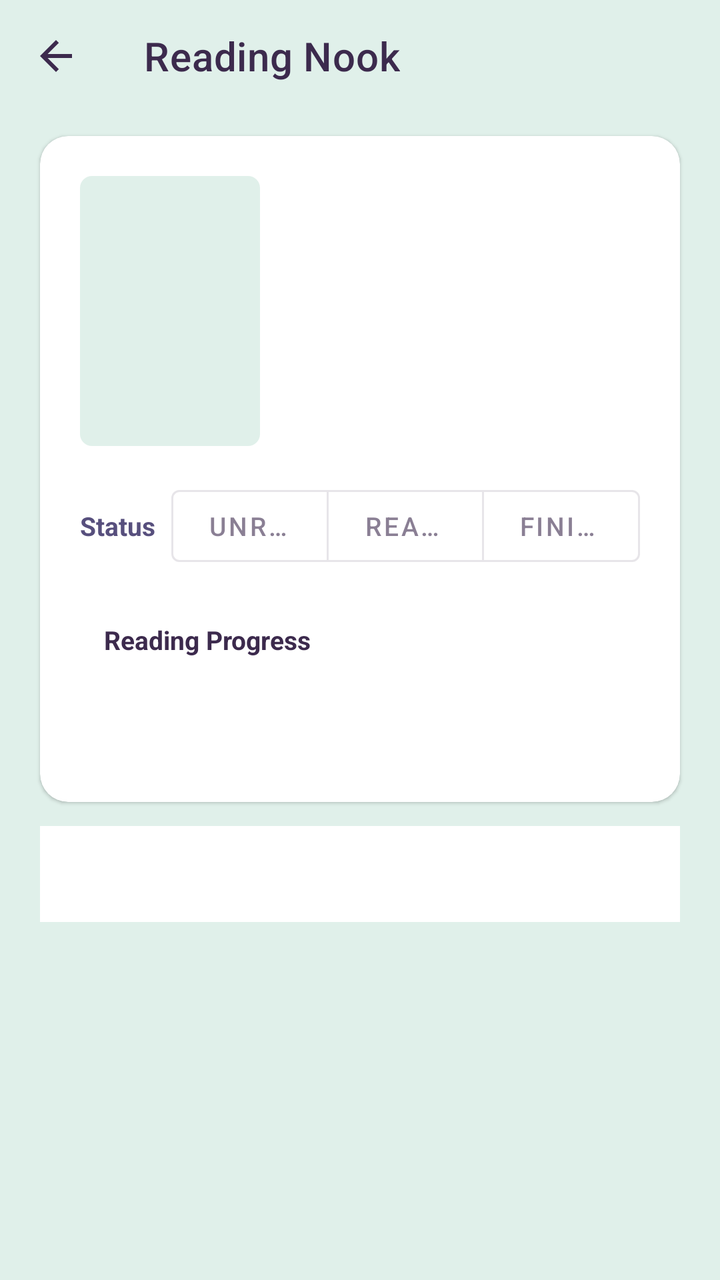
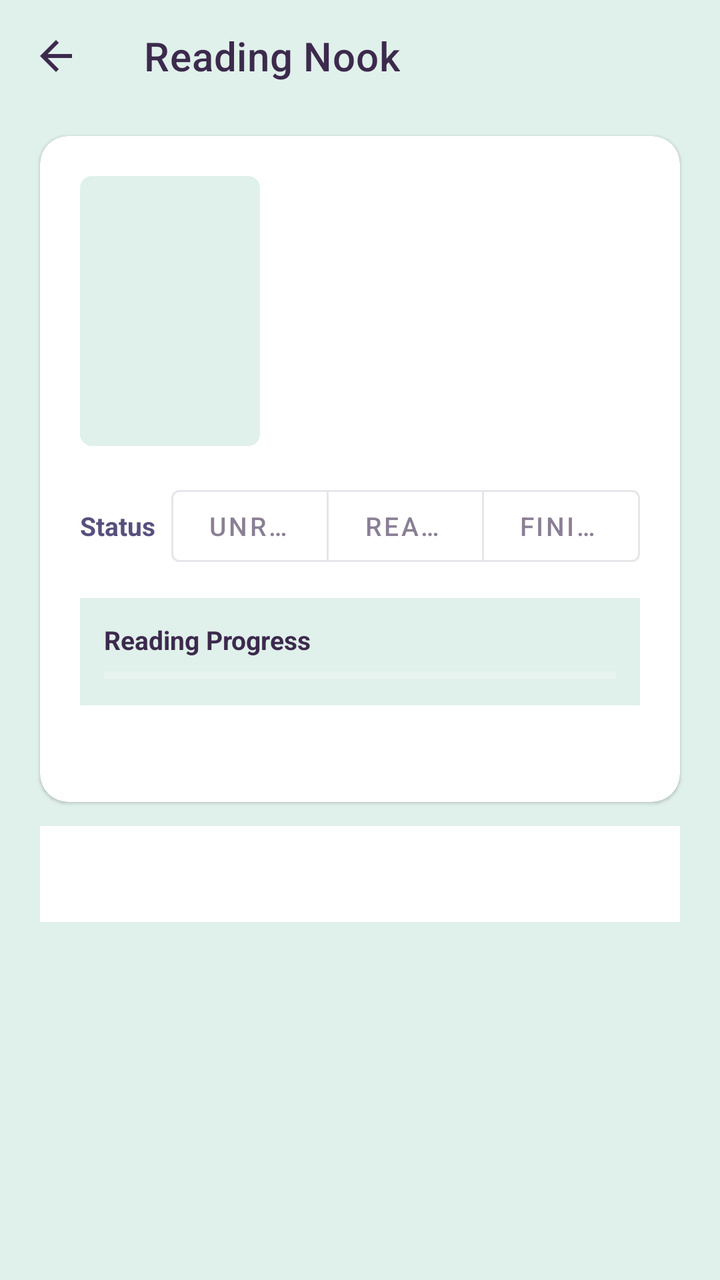

Compare the two renders of this Android layout. The source of the first and the diff that turns it into the second are given below.
<!-- AndroidManifest.xml: activity theme Theme.EpubReader -->
<!-- res/layout/activity_reading_nook.xml -->
<?xml version="1.0" encoding="utf-8"?>
<LinearLayout xmlns:android="http://schemas.android.com/apk/res/android"
    xmlns:app="http://schemas.android.com/apk/res-auto"
    android:layout_width="match_parent"
    android:layout_height="match_parent"
    android:orientation="vertical"
    android:background="?android:colorBackground"
    android:fitsSystemWindows="true">

    <com.google.android.material.appbar.MaterialToolbar
        android:id="@+id/nookToolbar"
        android:layout_width="match_parent"
        android:layout_height="?attr/actionBarSize"
        android:background="?android:colorBackground"
        app:navigationIcon="@drawable/ic_arrow_back"
        app:navigationIconTint="?android:textColorPrimary"
        app:title="@string/reading_nook_title"
        app:titleTextColor="?android:textColorPrimary" />

    <androidx.core.widget.NestedScrollView
        android:layout_width="match_parent"
        android:layout_height="0dp"
        android:layout_weight="1"
        android:clipToPadding="false"
        android:fillViewport="true"
        android:overScrollMode="never"
        android:paddingBottom="@dimen/spacing_xl">

        <LinearLayout
            android:layout_width="match_parent"
            android:layout_height="wrap_content"
            android:orientation="vertical">

            
            <com.google.android.material.card.MaterialCardView
                android:layout_width="match_parent"
                android:layout_height="wrap_content"
                android:layout_marginStart="@dimen/row_content_padding_h"
                android:layout_marginTop="@dimen/spacing_md"
                android:layout_marginEnd="@dimen/row_content_padding_h"
                app:cardBackgroundColor="?attr/colorSurface"
                app:cardCornerRadius="@dimen/card_corner_radius"
                app:cardElevation="1dp">

                <LinearLayout
                    android:layout_width="match_parent"
                    android:layout_height="wrap_content"
                    android:orientation="vertical"
                    android:padding="20dp">

                    
                    <LinearLayout
                        android:layout_width="match_parent"
                        android:layout_height="wrap_content"
                        android:gravity="center_vertical"
                        android:orientation="horizontal">

                        <ImageView
                            android:id="@+id/nookCover"
                            android:layout_width="90dp"
                            android:layout_height="135dp"
                            android:background="@drawable/cover_frame"
                            android:contentDescription="@string/book_cover"
                            android:scaleType="centerCrop" />

                        <LinearLayout
                            android:layout_width="0dp"
                            android:layout_height="wrap_content"
                            android:layout_marginStart="16dp"
                            android:layout_weight="1"
                            android:orientation="vertical">

                            <TextView
                                android:id="@+id/nookTitle"
                                android:layout_width="match_parent"
                                android:layout_height="wrap_content"
                                android:ellipsize="end"
                                android:maxLines="3"
                                android:textColor="?android:textColorPrimary"
                                android:textSize="@dimen/text_size_hero"
                                android:textStyle="bold" />

                            <TextView
                                android:id="@+id/nookAuthor"
                                android:layout_width="match_parent"
                                android:layout_height="wrap_content"
                                android:layout_marginTop="4dp"
                                android:ellipsize="end"
                                android:maxLines="2"
                                android:textColor="?attr/colorPrimary"
                                android:textSize="@dimen/text_size_body_small" />

                            <TextView
                                android:id="@+id/nookSeries"
                                android:layout_width="match_parent"
                                android:layout_height="wrap_content"
                                android:layout_marginTop="2dp"
                                android:ellipsize="end"
                                android:maxLines="1"
                                android:textColor="?android:textColorSecondary"
                                android:textSize="@dimen/text_size_overline"
                                android:visibility="gone" />
                        </LinearLayout>
                    </LinearLayout>

                    
                    <LinearLayout
                        android:layout_width="match_parent"
                        android:layout_height="wrap_content"
                        android:layout_marginTop="16dp"
                        android:gravity="center_vertical"
                        android:orientation="horizontal">

                        <TextView
                            android:layout_width="wrap_content"
                            android:layout_height="wrap_content"
                            android:layout_marginEnd="8dp"
                            android:text="@string/nook_status"
                            android:textColor="?android:textColorSecondary"
                            android:textSize="@dimen/text_size_body_small"
                            android:textStyle="bold" />

                        <com.google.android.material.button.MaterialButtonToggleGroup
                            android:id="@+id/nookStatusGroup"
                            android:layout_width="0dp"
                            android:layout_height="wrap_content"
                            android:layout_weight="1"
                            app:singleSelection="true">

                            <com.google.android.material.button.MaterialButton
                                android:id="@+id/nookStatusUnread"
                                style="@style/Widget.MaterialComponents.Button.OutlinedButton"
                                android:layout_width="0dp"
                                android:layout_height="wrap_content"
                                android:layout_weight="1"
                                android:text="@string/nook_status_unread"
                                android:textSize="@dimen/text_size_body_small" />

                            <com.google.android.material.button.MaterialButton
                                android:id="@+id/nookStatusReading"
                                style="@style/Widget.MaterialComponents.Button.OutlinedButton"
                                android:layout_width="0dp"
                                android:layout_height="wrap_content"
                                android:layout_weight="1"
                                android:text="@string/nook_status_reading"
                                android:textSize="@dimen/text_size_body_small" />

                            <com.google.android.material.button.MaterialButton
                                android:id="@+id/nookStatusFinished"
                                style="@style/Widget.MaterialComponents.Button.OutlinedButton"
                                android:layout_width="0dp"
                                android:layout_height="wrap_content"
                                android:layout_weight="1"
                                android:text="@string/nook_status_finished"
                                android:textSize="@dimen/text_size_body_small" />
                        </com.google.android.material.button.MaterialButtonToggleGroup>
                    </LinearLayout>

                    
                    <LinearLayout
                        android:layout_width="match_parent"
                        android:layout_height="wrap_content"
                        android:layout_marginTop="12dp"
                        android:background="?attr/colorSurfaceVariant"
                        android:orientation="vertical"
                        android:padding="12dp">

                        <LinearLayout
                            android:layout_width="match_parent"
                            android:layout_height="wrap_content"
                            android:orientation="horizontal">

                            <TextView
                                android:layout_width="0dp"
                                android:layout_height="wrap_content"
                                android:layout_weight="1"
                                android:text="@string/nook_progress"
                                android:textColor="?android:textColorPrimary"
                                android:textSize="@dimen/text_size_body_small"
                                android:textStyle="bold" />

                            <TextView
                                android:id="@+id/nookProgressPercent"
                                android:layout_width="wrap_content"
                                android:layout_height="wrap_content"
                                android:textColor="?attr/colorPrimary"
                                android:textSize="@dimen/text_size_body_small"
                                android:textStyle="bold" />
                        </LinearLayout>

                        <ProgressBar
                            android:id="@+id/nookProgressBar"
                            style="?android:attr/progressBarStyleHorizontal"
                            android:layout_width="match_parent"
                            android:layout_height="6dp"
                            android:layout_marginTop="6dp"
                            android:progressTint="?attr/colorPrimary"
                            android:progressBackgroundTint="?attr/colorSurface" />

                        <TextView
                            android:id="@+id/nookCurrentLocation"
                            android:layout_width="match_parent"
                            android:layout_height="wrap_content"
                            android:layout_marginTop="4dp"
                            android:ellipsize="end"
                            android:maxLines="1"
                            android:textColor="?android:textColorSecondary"
                            android:textSize="@dimen/text_size_overline"
                            android:visibility="gone" />
                    </LinearLayout>

                    
                    <LinearLayout
                        android:id="@+id/nookAnalytics"
                        android:layout_width="match_parent"
                        android:layout_height="wrap_content"
                        android:layout_marginTop="12dp"
                        android:orientation="horizontal">

                        <TextView
                            android:id="@+id/nookStampsCount"
                            android:layout_width="0dp"
                            android:layout_height="wrap_content"
                            android:layout_weight="1"
                            android:gravity="center"
                            android:textColor="?android:textColorSecondary"
                            android:textSize="@dimen/text_size_overline" />

                        <TextView
                            android:id="@+id/nookJournalsCount"
                            android:layout_width="0dp"
                            android:layout_height="wrap_content"
                            android:layout_weight="1"
                            android:gravity="center"
                            android:textColor="?android:textColorSecondary"
                            android:textSize="@dimen/text_size_overline" />

                        <TextView
                            android:id="@+id/nookHighlightsCount"
                            android:layout_width="0dp"
                            android:layout_height="wrap_content"
                            android:layout_weight="1"
                            android:gravity="center"
                            android:textColor="?android:textColorSecondary"
                            android:textSize="@dimen/text_size_overline" />
                    </LinearLayout>
                </LinearLayout>
            </com.google.android.material.card.MaterialCardView>

            
            <com.google.android.material.tabs.TabLayout
                android:id="@+id/nookTabs"
                android:layout_width="match_parent"
                android:layout_height="wrap_content"
                android:layout_marginStart="@dimen/row_content_padding_h"
                android:layout_marginTop="@dimen/spacing_md"
                android:layout_marginEnd="@dimen/row_content_padding_h"
                app:tabIndicatorColor="?attr/colorPrimary"
                app:tabMode="scrollable"
                app:tabSelectedTextColor="?attr/colorPrimary"
                app:tabTextColor="?android:textColorSecondary" />

            
            <FrameLayout
                android:id="@+id/nookTabContent"
                android:layout_width="match_parent"
                android:layout_height="wrap_content"
                android:layout_marginStart="@dimen/row_content_padding_h"
                android:layout_marginTop="@dimen/spacing_sm"
                android:layout_marginEnd="@dimen/row_content_padding_h"
                android:layout_marginBottom="@dimen/spacing_xl" />

        </LinearLayout>
    </androidx.core.widget.NestedScrollView>
</LinearLayout>
<!-- resources referenced by this layout -->
<resources>
  <dimen name="card_corner_radius">14dp</dimen>
  <dimen name="row_content_padding_h">20dp</dimen>
  <dimen name="spacing_md">12dp</dimen>
  <dimen name="spacing_sm">8dp</dimen>
  <dimen name="spacing_xl">24dp</dimen>
  <dimen name="text_size_body_small">13sp</dimen>
  <dimen name="text_size_hero">20sp</dimen>
  <dimen name="text_size_overline">12sp</dimen>
  <string name="book_cover">Book cover</string>
  <string name="nook_progress">Reading Progress</string>
  <string name="nook_status">Status</string>
  <string name="nook_status_finished">Finished</string>
  <string name="nook_status_reading">Reading</string>
  <string name="nook_status_unread">Unread</string>
  <string name="reading_nook_title">Reading Nook</string>
  <color name="cover_placeholder">@color/palette_mint</color>
  <color name="palette_mint">#E0F0EA</color>
  <color name="colorBackground">@color/light_bg</color>
  <color name="colorSurface">@color/light_surface</color>
  <color name="colorOnSurface">@color/light_text</color>
  <color name="colorTextPrimary">@color/light_text</color>
  <color name="colorTextSecondary">@color/light_text_muted</color>
  <color name="black">#000000</color>
  <color name="colorPrimary">@color/palette_plum</color>
  <color name="colorPrimaryVariant">@color/palette_purple</color>
  <color name="colorOnPrimary">@color/white</color>
  <color name="colorSecondary">@color/palette_slate</color>
  <color name="colorOnSecondary">@color/white</color>
  <color name="colorTextTertiary">@color/light_text_faint</color>
  <color name="colorSurfaceVariant">@color/light_surface_alt</color>
  <color name="colorDivider">@color/light_border</color>
  <color name="colorAccent">@color/palette_mint</color>
  <color name="colorError">@color/palette_eggplant</color>
  <color name="colorSuccess">@color/palette_mint</color>
  <color name="colorDisabled">@color/palette_slate</color>
  <color name="colorReaderBackground">@color/reader_bg_light</color>
  <color name="colorReaderText">@color/reader_ink_light</color>
  <color name="colorReaderLink">@color/palette_purple</color>
  <color name="colorReaderSelection">@color/tts_word_highlight</color>
  <color name="colorReaderChromeText">@color/reader_chrome_text</color>
  <color name="colorReaderChromeScrim">@color/reader_chrome_scrim</color>
  <dimen name="screen_padding_h">@dimen/spacing_lg</dimen>
  <dimen name="card_padding">@dimen/spacing_lg</dimen>
  <dimen name="row_spacing">@dimen/spacing_sm</dimen>
  <dimen name="card_spacing">@dimen/spacing_md</dimen>
  <dimen name="section_spacing">@dimen/spacing_lg</dimen>
  <color name="light_bg">@color/palette_mint</color>
  <color name="light_surface">@color/white</color>
  <color name="light_text">@color/palette_eggplant</color>
  <color name="light_text_muted">@color/palette_purple</color>
  <color name="palette_plum">#503A65</color>
  <color name="palette_purple">#574F7D</color>
  <color name="white">#FFFFFF</color>
  <color name="palette_slate">#95ADBE</color>
  <color name="light_text_faint">@color/palette_slate</color>
  <color name="light_surface_alt">@color/palette_mint</color>
  <color name="light_border">@color/palette_slate</color>
  <color name="palette_eggplant">#3C2A4D</color>
  <color name="reader_bg_light">@color/white</color>
  <color name="reader_ink_light">@color/black</color>
  <color name="tts_word_highlight">#8095ADBE</color>
  <color name="reader_chrome_bg">@color/palette_eggplant</color>
  <color name="reader_chrome_surface">@color/palette_plum</color>
  <color name="reader_chrome_text">@color/white</color>
  <color name="reader_chrome_text_muted">#B3FFFFFF</color>
  <color name="reader_chrome_accent">@color/palette_mint</color>
  <color name="reader_chrome_scrim">#803C2A4D</color>
  <dimen name="spacing_lg">16dp</dimen>
  <dimen name="button_corner_radius">12dp</dimen>
  <dimen name="dialog_corner_radius">16dp</dimen>
  <dimen name="chip_corner_radius">8dp</dimen>
  <dimen name="thumbnail_corner_radius">6dp</dimen>
  <!-- unchanged entries left out for length: 14 -->
</resources>

<!-- the commit's change to res/layout/activity_reading_nook.xml (unified diff, before → after) -->
@@ -161,7 +161,7 @@
                         android:layout_width="match_parent"
                         android:layout_height="wrap_content"
                         android:layout_marginTop="12dp"
-                        android:background="?attr/colorSurfaceVariant"
+                        android:background="?attr/livreColorSurfaceVariant"
                         android:orientation="vertical"
                         android:padding="12dp">
 
